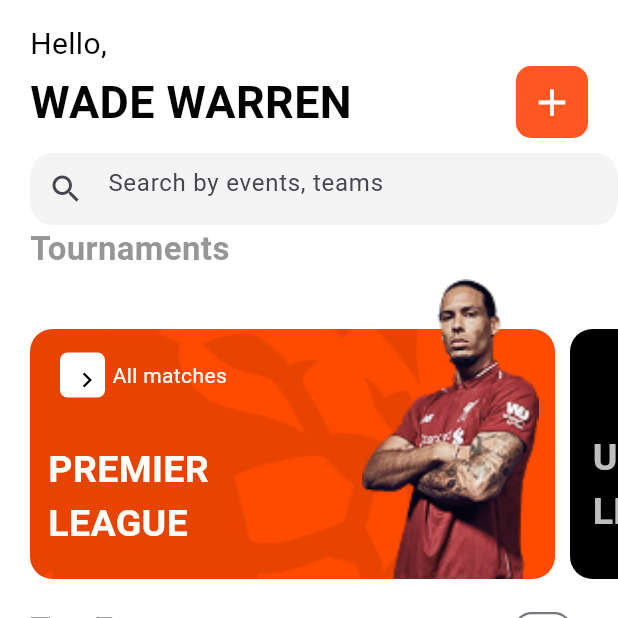
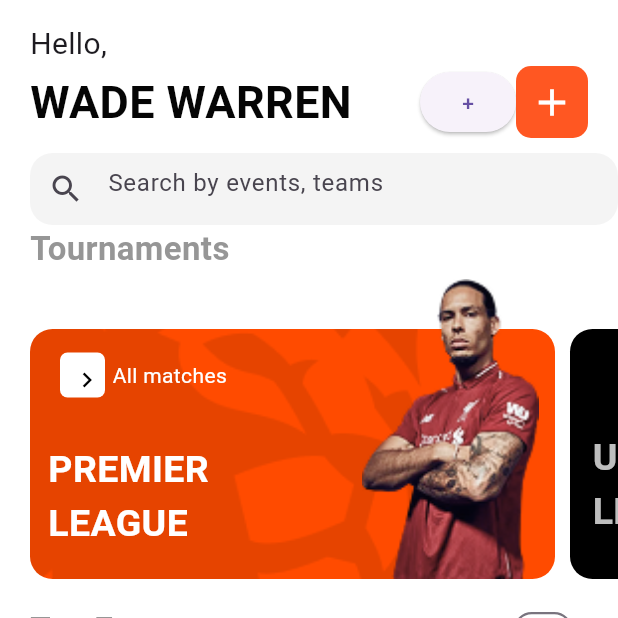
Before and after one commit to alen707/Betting-App, a Flutter app: the screen it shows after launch, after a tap on the "add" icon, after a tap on "< Back", on a phone screen of 412 x 824 dp, the top half of it. Run offline on Flutter 3.47's test engine with Material 3 defaults, Android fonts, the light colour scheme and no system bars.

Commit message:
new update

```diff
--- /dev/null
+++ b/lib/ChangeName.dart
@@ -0,0 +1,48 @@
+import 'package:betting_mobile_app/provider/newName_provider.dart';
+import 'package:flutter/material.dart';
+import 'package:provider/provider.dart';
+
+class UserPopUp extends StatelessWidget {
+  TextEditingController nameController= TextEditingController();
+   UserPopUp({
+    super.key,
+  });
+
+  @override
+  Widget build(BuildContext context) {
+    return ElevatedButton(
+      onPressed: (){
+        showDialog(context: context,
+         builder: (BuildContext context){
+          return AlertDialog(
+            title:Text("Change User Name") ,
+            content: TextField(
+              controller:nameController ,
+              decoration: InputDecoration(
+                labelText: "New Name" ,
+                border: OutlineInputBorder(
+                  borderSide: BorderSide(width: 10)
+                )
+              ),
+            ),
+            actions: [
+              TextButton(
+                onPressed:(){
+                  Provider.of<NewName>(context, listen: false)
+                  .add(nameController.text);
+
+                  Navigator.of(context).pop();
+                },
+                 child: Text("submit")
+                 )
+            ],
+
+          );
+
+         }
+         );
+      },
+       child: Text("+")
+       );
+  }
+}
--- a/lib/HomePage.dart
+++ b/lib/HomePage.dart
@@ -1,6 +1,6 @@
 //import 'package:betting_mobile_app/ScoreAdd.dart';
 import 'package:betting_mobile_app/ScoreBoard.dart';
-import 'package:betting_mobile_app/main.dart';
+//import 'package:betting_mobile_app/main.dart';
 import 'package:betting_mobile_app/provider/match_provider.dart';
 import 'package:flutter/material.dart';
 import 'package:betting_mobile_app/SelectionButton.dart';
--- a/lib/head.dart
+++ b/lib/head.dart
@@ -1,5 +1,10 @@
+import 'package:betting_mobile_app/ChangeName.dart';
+//import 'package:betting_mobile_app/Data.dart';
 import 'package:betting_mobile_app/ScoreAdd.dart';
+import 'package:betting_mobile_app/provider/newName_provider.dart';
 import 'package:flutter/material.dart';
+import 'package:provider/provider.dart';
+
 //import 'package:betting_mobile_app/HomePage.dart';
 
 class Header extends StatelessWidget {
@@ -13,22 +18,26 @@
 
   @override
   Widget build(BuildContext context) {
-    return Column(
+    final userName = context.watch<NewName>().name;
+    return Container(
+      //color: Colors.green,
+      width: double.infinity,
+      child: Column(
         children: [
           Padding(
             padding: const EdgeInsets.only(left: 20, right: 20, top: 15),
             child: Container(
               // containor 1
-            color: const Color.fromARGB(255, 255, 255, 255),
+              //color: const Color.fromARGB(255, 2, 197, 251),
               child: Column(
                 crossAxisAlignment: CrossAxisAlignment.start,
                 children: [
                   Container(
-                  color: const Color.fromARGB(255, 255, 255, 255),
+                    //color: const Color.fromARGB(255, 53, 255, 2),
                     child: Text(
                       "Hello,",
                       style: TextStyle(
-                      color: const Color.fromARGB(252, 0, 0, 0),
+                        //color: const Color.fromARGB(252, 0, 0, 0),
                         fontSize: 20,
                       ),
                     ),
@@ -36,17 +45,26 @@
                   Row(
                     mainAxisAlignment: MainAxisAlignment.spaceBetween,
                     children: [
-                    Container(
-                      color: const Color.fromARGB(255, 255, 255, 255),
+                      Expanded(
+                        child: Container(
+                          //color: const Color.fromARGB(255, 244, 7, 7),
+                          child: SingleChildScrollView(
+                            scrollDirection: Axis.horizontal,
                             child: Text(
-                        "WADE WARREN",
+                              userName,
                               style: TextStyle(
-                          color: const Color.fromARGB(252, 0, 0, 0),
+                                color: const Color.fromARGB(250, 0, 0, 0),
                                 fontSize: 30,
                                 fontWeight: FontWeight.bold,
                               ),
                             ),
                           ),
+                        ),
+                      ),
+
+                      Row(
+                        children: [
+                          UserPopUp(),
                         Container(
                         decoration: BoxDecoration(
                           color: Colors.deepOrange,
@@ -71,11 +89,15 @@
                       ),
                         ],
                       ),
+
+                    ],
+                  ),
                 ],
               ),
             ),
           ),
         ],
+      ),
     );
   }
 }
--- a/lib/main.dart
+++ b/lib/main.dart
@@ -1,5 +1,6 @@
 //import 'package:betting_mobile_app/second.dart';
 import 'package:betting_mobile_app/provider/match_provider.dart';
+import 'package:betting_mobile_app/provider/newName_provider.dart';
 import 'package:flutter/material.dart';
 import 'HomePage.dart';
 import 'package:provider/provider.dart';
@@ -7,11 +8,15 @@
 
 void main() {
   runApp(
-    ChangeNotifierProvider(
-      create: (_) => MatchProvider(),
-      child: const MyApp(),
+    MultiProvider(providers: [
+      ChangeNotifierProvider(create: (_) => MatchProvider()),
+      ChangeNotifierProvider(create: (_) => NewName())
+    ],
+     child: const MyApp(),
     ),
-  );
+
+
+    );
 }
 
 class MyApp extends StatelessWidget {
--- a/lib/provider/match_provider.dart
+++ b/lib/provider/match_provider.dart
@@ -1,6 +1,6 @@
 import 'package:flutter/material.dart';
 
-class MatchProvider with ChangeNotifier{
+class MatchProvider with ChangeNotifier {
 
    final List<Map<String, dynamic>> _scoreBoardData = [
     {
--- /dev/null
+++ b/lib/provider/newName_provider.dart
@@ -0,0 +1,16 @@
+import 'package:flutter/material.dart';
+
+class NewName with ChangeNotifier{
+   String _Name ="WADE WARREN";
+   String get name => _Name;
+
+
+
+   void add(String newName){
+    _Name = newName;
+    notifyListeners();
+
+   }
+
+
+}
```
Also changed, not shown: lib/Data.dart (+13 -13 lines). Lines whose indentation alone changed are shown as unchanged.
